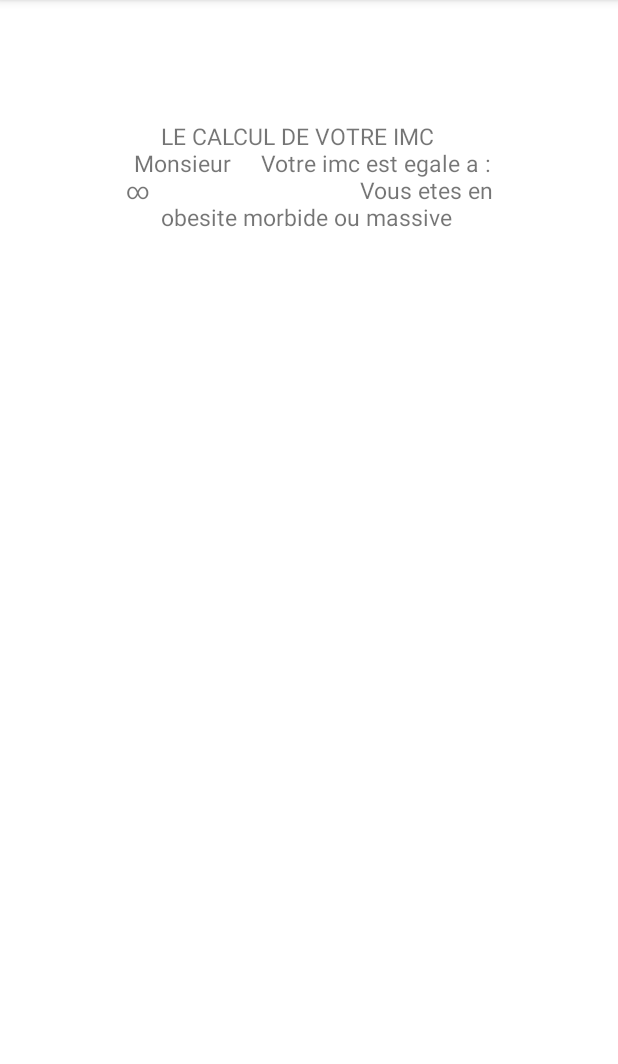
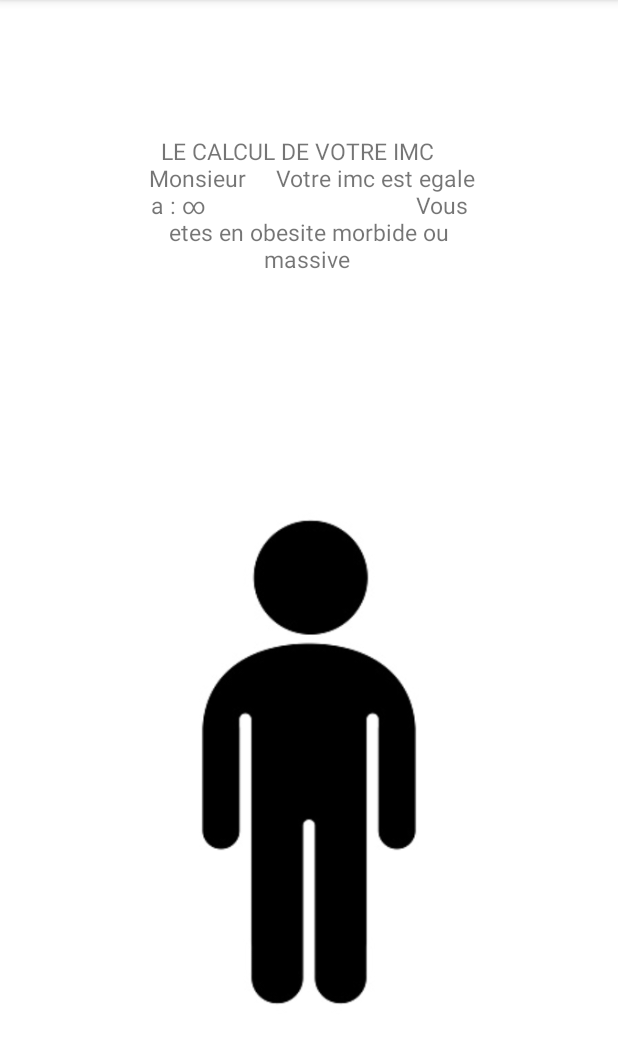
Before and after one commit to nguetcheu/IMC-APP-JAVA, an Android app: the screen it shows after launch (IMCActivity), in the options menu, after a tap on "Calculer", on a phone screen of 412 x 824 dp, the part 84-1148 px from its top. Run offline under Robolectric (Android 15) with nearby library versions, the phone set to English and light mode, and no system bars.

Commit message:
Ajout image view dans la page du resulat

```diff
--- a/app/src/main/java/com/example/imcapp/IMCActivity.java
+++ b/app/src/main/java/com/example/imcapp/IMCActivity.java
@@ -4,6 +4,7 @@ import androidx.appcompat.app.AppCompatActivity;
 
 import android.content.Intent;
 import android.os.Bundle;
+import android.widget.ImageView;
 import android.widget.TextView;
 
 import java.text.MessageFormat;
@@ -21,18 +22,16 @@ public class IMCActivity extends AppCompatActivity {
 
         String Newligne=System.getProperty("line.separator");
         String etatSante;
-        /*
-        // Recuperer l'intention
-        Intent intent = getIntent();
-         */
 
-        // Recuperer le bundle
+        // Recuperation du bundle le bundle
         Bundle bundle = getIntent().getExtras();
 
-        // Recuperer imc
+        // Recuperation des variables de calcul de l'imc
         String nom = bundle.getString("nom");
         String prenom = bundle.getString("prenom");
         Double imc = bundle.getDouble("imc");
+
+
 
         ///////////////////////////////// etat de sante particulier //////////////////////////////
         if (imc < 16.5) {
@@ -61,6 +60,7 @@ public class IMCActivity extends AppCompatActivity {
 
         // Afficher le nom dans la textView
         txtNom.setText(MessageFormat.format("LE CALCUL DE VOTRE IMC \r \r Monsieur {0} {1} \r Votre imc est egale a : {2}                                   Vous etes en {3} ", nom, prenom, imc, etatSante));
+
     }
 
 }
--- a/app/src/main/res/layout/activity_imcactivity.xml
+++ b/app/src/main/res/layout/activity_imcactivity.xml
@@ -1,20 +1,43 @@
 <?xml version="1.0" encoding="utf-8"?>
-<androidx.appcompat.widget.LinearLayoutCompat xmlns:android="http://schemas.android.com/apk/res/android"
+<androidx.constraintlayout.widget.ConstraintLayout xmlns:android="http://schemas.android.com/apk/res/android"
     xmlns:app="http://schemas.android.com/apk/res-auto"
     xmlns:tools="http://schemas.android.com/tools"
     android:layout_width="match_parent"
     android:layout_height="match_parent"
     tools:context=".IMCActivity">
 
-
-    <TextView
-        android:id="@+id/txtWelcome"
+    <ImageView
+        android:id="@+id/imageView"
         android:layout_width="match_parent"
         android:layout_height="wrap_content"
-        android:gravity="center_horizontal"
-        android:layout_margin="80dp"
-        android:text="@string/Texte_resultat_imc"
-        android:textSize="15sp"/>
+        android:layout_marginLeft="16dp"
+        android:layout_marginStart="16dp"
+        android:layout_marginTop="300dp"
+        android:layout_marginEnd="16dp"
+        android:layout_marginRight="16dp"
+        app:layout_constraintEnd_toEndOf="parent"
+        app:layout_constraintStart_toStartOf="parent"
+        app:layout_constraintTop_toTopOf="parent"
+        app:srcCompat="@drawable/manimage"
+        tools:ignore="VectorDrawableCompat" />
+
+    <LinearLayout
+        android:layout_width="match_parent"
+        android:layout_height="wrap_content"
+        android:orientation="horizontal"
+        tools:ignore="MissingConstraints">
+
+        <TextView
+            android:id="@+id/txtWelcome"
+            android:layout_width="wrap_content"
+            android:layout_height="wrap_content"
+            android:gravity="center_horizontal"
+            android:layout_margin="90dp"
+            android:text="@string/Texte_resultat_imc"
+            android:textSize="15sp"/>
 
 
-</androidx.appcompat.widget.LinearLayoutCompat>
+
+    </LinearLayout>
+
+</androidx.constraintlayout.widget.ConstraintLayout>
```
Also changed, not shown: app/src/main/java/com/example/imcapp/CalculIMCActivity.java (+7 -3 lines), app/src/main/res/drawable/manimage.jpg (added).
